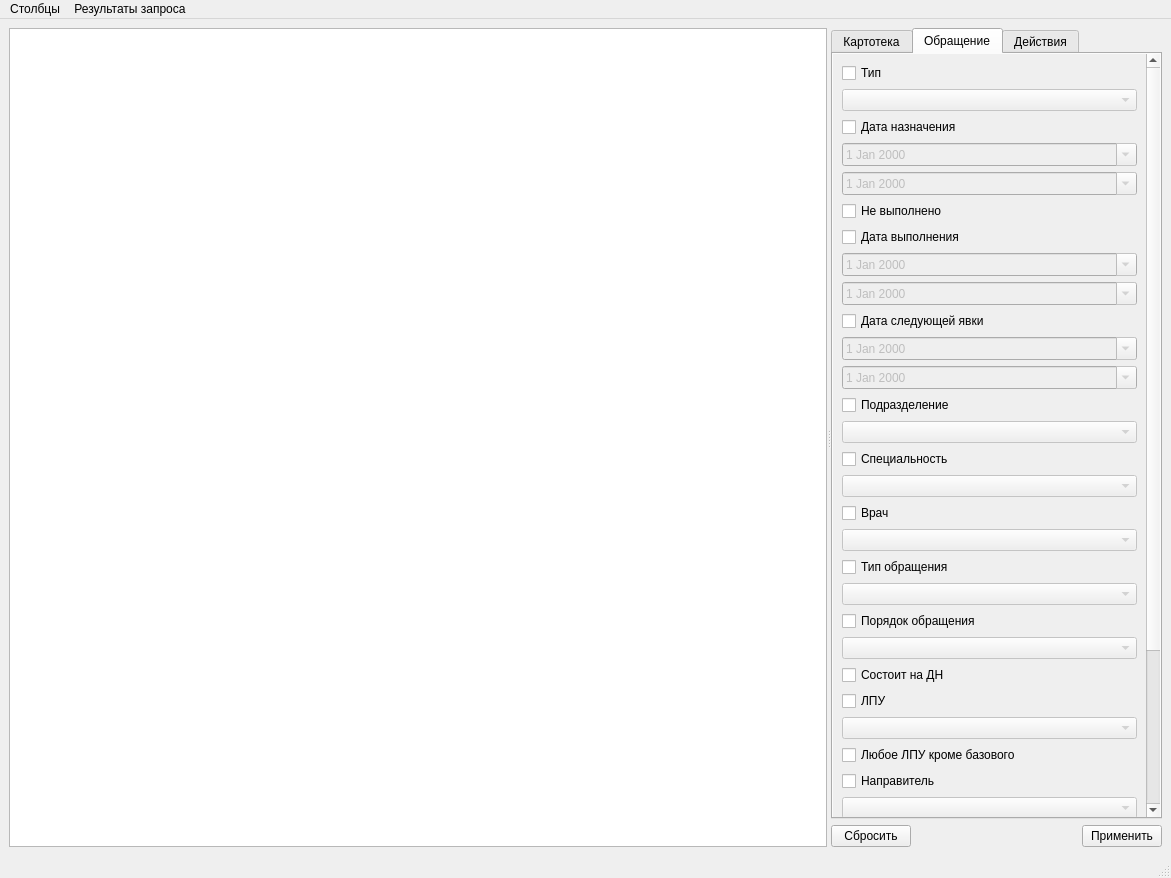
glooer/dip, file search_window.ui: the form before one commit.
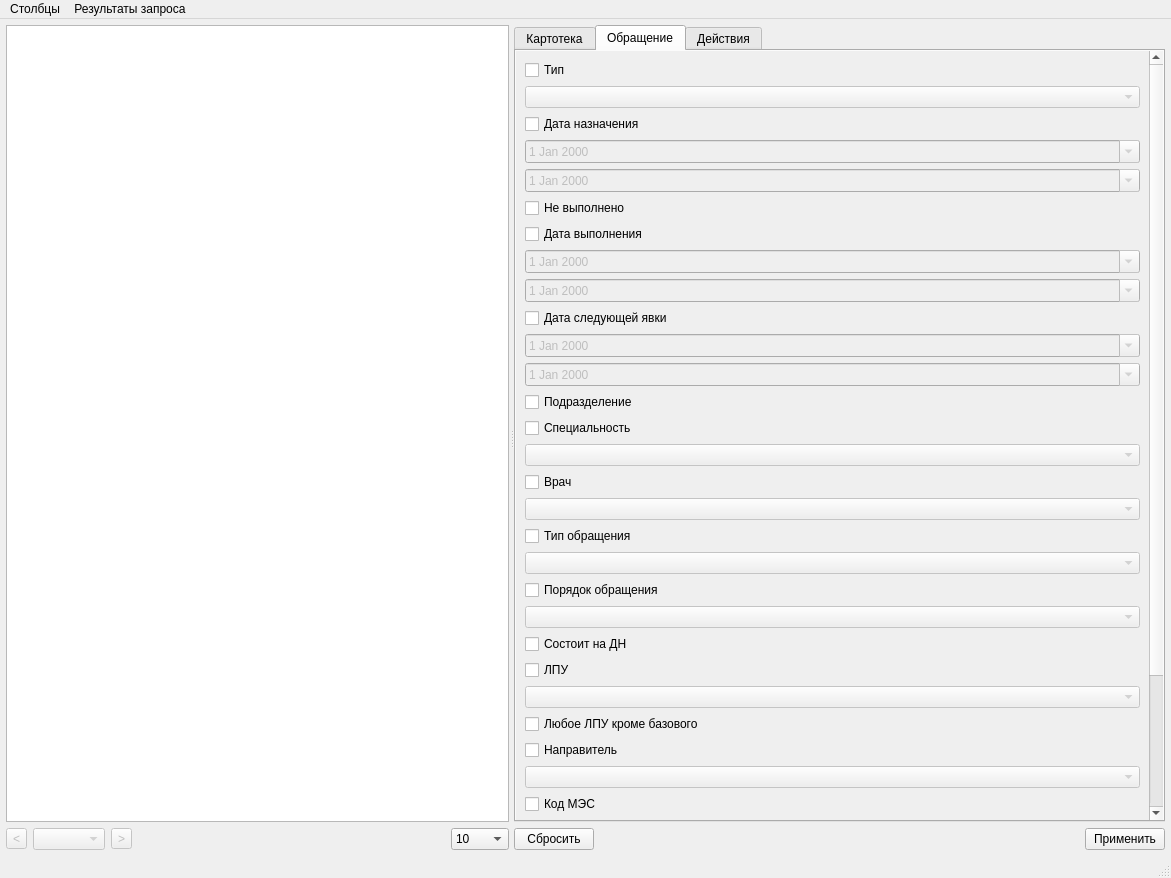
The form after the commit. The open tabs and pages were chosen to show the change.

What changed in the file:
```diff
--- a/search_window.ui
+++ b/search_window.ui
@@ -22,34 +22,136 @@
 QScrollArea &gt; QWidget &gt; QWidget { background: transparent; }</string>
   </property>
   <widget class="QWidget" name="centralwidget">
+   <property name="sizePolicy">
+    <sizepolicy hsizetype="Preferred" vsizetype="Preferred">
+     <horstretch>1</horstretch>
+     <verstretch>1</verstretch>
+    </sizepolicy>
+   </property>
    <layout class="QGridLayout" name="gridLayout">
+    <property name="leftMargin">
+     <number>6</number>
+    </property>
+    <property name="topMargin">
+     <number>6</number>
+    </property>
+    <property name="rightMargin">
+     <number>6</number>
+    </property>
+    <property name="bottomMargin">
+     <number>6</number>
+    </property>
     <item row="0" column="0">
      <widget class="QSplitter" name="splitter">
+      <property name="sizePolicy">
+       <sizepolicy hsizetype="Preferred" vsizetype="Preferred">
+        <horstretch>0</horstretch>
+        <verstretch>0</verstretch>
+       </sizepolicy>
+      </property>
+      <property name="layoutDirection">
+       <enum>Qt::LeftToRight</enum>
+      </property>
+      <property name="lineWidth">
+       <number>0</number>
+      </property>
       <property name="orientation">
        <enum>Qt::Horizontal</enum>
       </property>
-      <widget class="QTableView" name="tableView">
-       <property name="sizePolicy">
-        <sizepolicy hsizetype="Expanding" vsizetype="Expanding">
-         <horstretch>1</horstretch>
-         <verstretch>1</verstretch>
-        </sizepolicy>
-       </property>
-       <property name="alternatingRowColors">
-        <bool>true</bool>
-       </property>
-       <attribute name="verticalHeaderVisible">
-        <bool>false</bool>
-       </attribute>
-       <attribute name="verticalHeaderDefaultSectionSize">
-        <number>23</number>
-       </attribute>
-       <attribute name="verticalHeaderHighlightSections">
-        <bool>false</bool>
-       </attribute>
+      <property name="opaqueResize">
+       <bool>true</bool>
+      </property>
+      <property name="handleWidth">
+       <number>5</number>
+      </property>
+      <property name="childrenCollapsible">
+       <bool>true</bool>
+      </property>
+      <widget class="QWidget" name="verticalLayoutWidget">
+       <layout class="QVBoxLayout" name="verticalLayout_7">
+        <property name="sizeConstraint">
+         <enum>QLayout::SetDefaultConstraint</enum>
+        </property>
+        <item>
+         <widget class="QTableView" name="tableView">
+          <property name="sizePolicy">
+           <sizepolicy hsizetype="Preferred" vsizetype="Preferred">
+            <horstretch>1</horstretch>
+            <verstretch>1</verstretch>
+           </sizepolicy>
+          </property>
+         </widget>
+        </item>
+        <item>
+         <layout class="QHBoxLayout" name="horizontalLayout_11">
+          <item>
+           <widget class="QToolButton" name="toolButton">
+            <property name="enabled">
+             <bool>false</bool>
+            </property>
+            <property name="text">
+             <string>&lt;</string>
+            </property>
+           </widget>
+          </item>
+          <item>
+           <widget class="QComboBox" name="comboBox">
+            <property name="enabled">
+             <bool>false</bool>
+            </property>
+           </widget>
+          </item>
+          <item>
+           <widget class="QToolButton" name="toolButton_3">
+            <property name="enabled">
+             <bool>false</bool>
+            </property>
+            <property name="text">
+             <string>&gt;</string>
+            </property>
+           </widget>
+          </item>
+          <item>
+           <spacer name="horizontalSpacer_5">
+            <property name="orientation">
+             <enum>Qt::Horizontal</enum>
+            </property>
+            <property name="sizeHint" stdset="0">
+             <size>
+              <width>40</width>
+              <height>20</height>
+             </size>
+            </property>
+           </spacer>
+          </item>
+          <item>
+           <widget class="QComboBox" name="db_limit_selecter">
+            <item>
+             <property name="text">
+              <string>10</string>
+             </property>
+            </item>
+            <item>
+             <property name="text">
+              <string>100</string>
+             </property>
+            </item>
+            <item>
+             <property name="text">
+              <string>1000</string>
+             </property>
+            </item>
+           </widget>
+          </item>
+         </layout>
+        </item>
+       </layout>
       </widget>
       <widget class="QWidget" name="layoutWidget">
        <layout class="QGridLayout" name="gridLayout_2">
+        <property name="sizeConstraint">
+         <enum>QLayout::SetMinimumSize</enum>
+        </property>
         <item row="1" column="1">
          <layout class="QHBoxLayout" name="horizontalLayout_5">
           <item>
@@ -90,7 +192,7 @@
            </sizepolicy>
           </property>
           <property name="currentIndex">
-           <number>2</number>
+           <number>1</number>
           </property>
           <widget class="QWidget" name="tab">
            <property name="styleSheet">
@@ -146,7 +248,7 @@
                 <rect>
                  <x>0</x>
                  <y>0</y>
-                 <width>290</width>
+                 <width>609</width>
                  <height>826</height>
                 </rect>
                </property>
@@ -506,7 +608,7 @@
                     <rect>
                      <x>0</x>
                      <y>0</y>
-                     <width>272</width>
+                     <width>591</width>
                      <height>145</height>
                     </rect>
                    </property>
@@ -1132,8 +1234,8 @@
                 <rect>
                  <x>0</x>
                  <y>0</y>
-                 <width>290</width>
-                 <height>874</height>
+                 <width>609</width>
+                 <height>850</height>
                 </rect>
                </property>
                <layout class="QGridLayout" name="gridLayout_6">
@@ -1187,21 +1289,14 @@
                  </layout>
                 </item>
                 <item row="5" column="0">
-                 <layout class="QVBoxLayout" name="verticalLayout_6">
+                 <layout class="QVBoxLayout" name="event_orgStructure_layout">
                   <item>
-                   <widget class="QCheckBox" name="orgStructure_checkBox">
+                   <widget class="QCheckBox" name="event_orgStructure_checkBox">
                     <property name="text">
                      <string>Подразделение</string>
                     </property>
                    </widget>
                   </item>
-                  <item>
-                   <widget class="QComboBox" name="orgStructure_selecter">
-                    <property name="enabled">
-                     <bool>false</bool>
-                    </property>
-                   </widget>
-                  </item>
                  </layout>
                 </item>
                 <item row="1" column="0">
@@ -1531,8 +1626,8 @@
                <property name="geometry">
                 <rect>
                  <x>0</x>
-                 <y>-111</y>
-                 <width>290</width>
+                 <y>0</y>
+                 <width>609</width>
                  <height>871</height>
                 </rect>
                </property>
```
Left out of the diff: 16 changed lines with no effect on the pictures.
